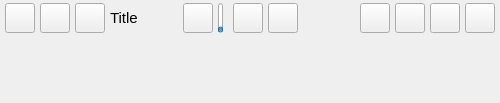
First picture: the form in GoTvApps/GoTvCommon/Forms/TitleBarWidget.ui, repository brettrjones-github/nolimitconnect, before the edit.
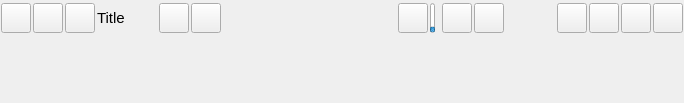
Second picture: the form after the edit. Custom widgets are drawn as their Qt base class.

Commit message: Work on call and offer lists

```diff
--- a/GoTvApps/GoTvCommon/Forms/TitleBarWidget.ui
+++ b/GoTvApps/GoTvCommon/Forms/TitleBarWidget.ui
@@ -6,7 +6,7 @@
    <rect>
     <x>0</x>
     <y>0</y>
-    <width>500</width>
+    <width>684</width>
     <height>103</height>
    </rect>
   </property>
@@ -75,19 +75,19 @@
      </property>
      <layout class="QHBoxLayout" name="horizontalLayout">
       <property name="spacing">
-       <number>5</number>
+       <number>2</number>
       </property>
       <property name="leftMargin">
-       <number>5</number>
+       <number>1</number>
       </property>
       <property name="topMargin">
-       <number>0</number>
+       <number>1</number>
       </property>
       <property name="rightMargin">
-       <number>5</number>
+       <number>1</number>
       </property>
       <property name="bottomMargin">
-       <number>0</number>
+       <number>1</number>
       </property>
       <item>
        <widget class="VxPushButton" name="m_GoTvButton">
@@ -238,6 +238,68 @@
         </property>
        </widget>
       </item>
+      <item>
+       <widget class="VxPushButton" name="m_OfferListButton">
+        <property name="sizePolicy">
+         <sizepolicy hsizetype="Fixed" vsizetype="Fixed">
+          <horstretch>0</horstretch>
+          <verstretch>0</verstretch>
+         </sizepolicy>
+        </property>
+        <property name="minimumSize">
+         <size>
+          <width>30</width>
+          <height>30</height>
+         </size>
+        </property>
+        <property name="maximumSize">
+         <size>
+          <width>30</width>
+          <height>30</height>
+         </size>
+        </property>
+        <property name="text">
+         <string/>
+        </property>
+        <property name="iconSize">
+         <size>
+          <width>30</width>
+          <height>30</height>
+         </size>
+        </property>
+       </widget>
+      </item>
+      <item>
+       <widget class="VxPushButton" name="m_CallListButton">
+        <property name="sizePolicy">
+         <sizepolicy hsizetype="Fixed" vsizetype="Fixed">
+          <horstretch>0</horstretch>
+          <verstretch>0</verstretch>
+         </sizepolicy>
+        </property>
+        <property name="minimumSize">
+         <size>
+          <width>30</width>
+          <height>30</height>
+         </size>
+        </property>
+        <property name="maximumSize">
+         <size>
+          <width>30</width>
+          <height>30</height>
+         </size>
+        </property>
+        <property name="text">
+         <string/>
+        </property>
+        <property name="iconSize">
+         <size>
+          <width>30</width>
+          <height>30</height>
+         </size>
+        </property>
+       </widget>
+      </item>
       <item>
        <spacer name="horizontalSpacer">
         <property name="orientation">
```
The commit also changes 1633 other files.
